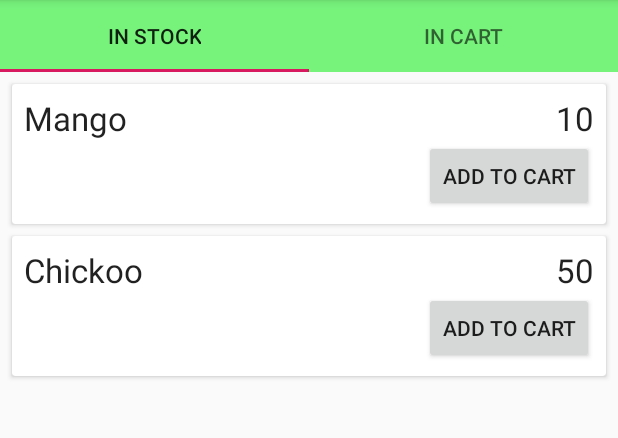
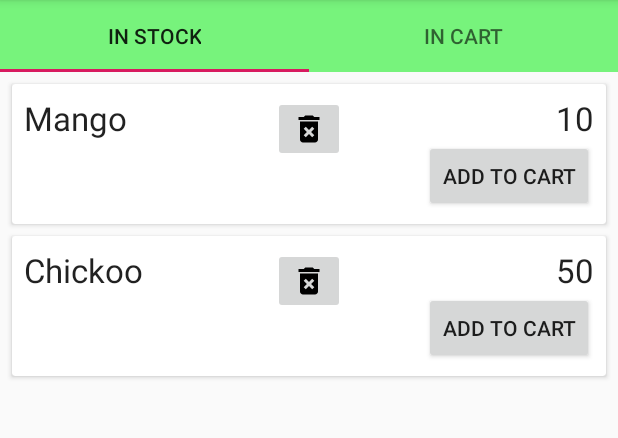
Before and after one commit to MilindAmrutkarCSS/FruitsStockApp, an Android app: the screen it shows after launch (MainActivity), on a phone screen of 412 x 824 dp, the part 84-522 px from its top. Run offline under Robolectric (Android 15) with nearby library versions, the phone set to English and light mode, and no system bars; our stand-ins replace ButterKnife, Room's generated code; 2 statements that could not run were skipped.

Commit message:
Implemented delete on delete button click and also now we can make changes on tap of a view

```diff
--- a/app/src/main/java/com/example/fruitsstockapp/adapters/FruitsInCartAdapter.java
+++ b/app/src/main/java/com/example/fruitsstockapp/adapters/FruitsInCartAdapter.java
@@ -43,7 +43,7 @@ public class FruitsInCartAdapter extends RecyclerView.Adapter<FruitsInCartAdapte
         holder.ibDeleteFromCart.setOnClickListener(new View.OnClickListener() {
             @Override
             public void onClick(View v) {
-                iFruitsInCartListener.onItemClick(fruit);
+                iFruitsInCartListener.updateFruit(fruit);
             }
         });
     }
--- a/app/src/main/java/com/example/fruitsstockapp/adapters/FruitsInStockAdapter.java
+++ b/app/src/main/java/com/example/fruitsstockapp/adapters/FruitsInStockAdapter.java
@@ -9,25 +9,24 @@ import android.widget.ImageButton;
 import android.widget.TextView;
 
 import com.example.fruitsstockapp.R;
-import com.example.fruitsstockapp.interfaces.IFruitsInCartListener;
+import com.example.fruitsstockapp.interfaces.IFruitsInStockListener;
 import com.example.fruitsstockapp.model.Fruit;
 
 import java.util.List;
 
 import androidx.annotation.NonNull;
-import androidx.fragment.app.Fragment;
 import androidx.recyclerview.widget.RecyclerView;
 
 public class FruitsInStockAdapter extends RecyclerView.Adapter<FruitsInStockAdapter.FruitHolder> {
 
     private Context context;
     private List<Fruit> fruitList;
-    private IFruitsInCartListener iFruitsInCartListener;
+    private IFruitsInStockListener iFruitsInStockListener;
 
-    public FruitsInStockAdapter(Context context, List<Fruit> fruitList, IFruitsInCartListener iFruitsInCartListener) {
+    public FruitsInStockAdapter(Context context, List<Fruit> fruitList, IFruitsInStockListener iFruitsInStockListener) {
         this.context = context;
         this.fruitList = fruitList;
-        this.iFruitsInCartListener = iFruitsInCartListener;
+        this.iFruitsInStockListener = iFruitsInStockListener;
     }
 
     @NonNull
@@ -45,7 +44,19 @@ public class FruitsInStockAdapter extends RecyclerView.Adapter<FruitsInStockAdap
         holder.btnAddToCart.setOnClickListener(new View.OnClickListener() {
             @Override
             public void onClick(View v) {
-                iFruitsInCartListener.onItemClick(fruit);
+                iFruitsInStockListener.addToCart(fruit);
+            }
+        });
+        holder.ibRemoveFromStock.setOnClickListener(new View.OnClickListener() {
+            @Override
+            public void onClick(View v) {
+                iFruitsInStockListener.deleteFruit(fruit);
+            }
+        });
+        holder.itemView.setOnClickListener(new View.OnClickListener() {
+            @Override
+            public void onClick(View v) {
+                iFruitsInStockListener.updateFruit(fruit);
             }
         });
 
@@ -66,12 +77,14 @@ public class FruitsInStockAdapter extends RecyclerView.Adapter<FruitsInStockAdap
         private TextView tvFruitName;
         private TextView tvFruitStockCount;
         private Button btnAddToCart;
+        private ImageButton ibRemoveFromStock;
 
         public FruitHolder(@NonNull View itemView) {
             super(itemView);
             tvFruitName = itemView.findViewById(R.id.tvFruitName);
             tvFruitStockCount = itemView.findViewById(R.id.tvFruitStockCount);
             btnAddToCart = itemView.findViewById(R.id.btnAddToCart);
+            ibRemoveFromStock = itemView.findViewById(R.id.ibDeleteFromStock);
         }
     }
 }
--- a/app/src/main/java/com/example/fruitsstockapp/interfaces/IFruitsInCartListener.java
+++ b/app/src/main/java/com/example/fruitsstockapp/interfaces/IFruitsInStockListener.java
@@ -2,8 +2,12 @@ package com.example.fruitsstockapp.interfaces;
 
 import com.example.fruitsstockapp.model.Fruit;
 
-public interface IFruitsInCartListener {
+public interface IFruitsInStockListener {
 
-    void onItemClick(Fruit fruit);
+    void addToCart(Fruit fruit);
+
+    void deleteFruit(Fruit fruit);
+
+    void updateFruit(Fruit fruit);
 
 }
--- /dev/null
+++ b/app/src/main/res/drawable/ic_delete_forever.xml
@@ -0,0 +1,9 @@
+<vector xmlns:android="http://schemas.android.com/apk/res/android"
+        android:width="24dp"
+        android:height="24dp"
+        android:viewportWidth="24.0"
+        android:viewportHeight="24.0">
+    <path
+        android:fillColor="#FF000000"
+        android:pathData="M6,19c0,1.1 0.9,2 2,2h8c1.1,0 2,-0.9 2,-2L18,7L6,7v12zM8.46,11.88l1.41,-1.41L12,12.59l2.12,-2.12 1.41,1.41L13.41,14l2.12,2.12 -1.41,1.41L12,15.41l-2.12,2.12 -1.41,-1.41L10.59,14l-2.13,-2.12zM15.5,4l-1,-1h-5l-1,1L5,4v2h14L19,4z"/>
+</vector>
--- a/app/src/main/res/layout/fruits_stock_list.xml
+++ b/app/src/main/res/layout/fruits_stock_list.xml
@@ -1,31 +1,37 @@
 <?xml version="1.0" encoding="utf-8"?>
-<androidx.cardview.widget.CardView
-    xmlns:android="http://schemas.android.com/apk/res/android"
+<androidx.cardview.widget.CardView xmlns:android="http://schemas.android.com/apk/res/android"
     android:layout_width="match_parent"
     android:layout_height="wrap_content"
+    android:layout_marginLeft="8dp"
     android:layout_marginTop="8dp"
-    android:layout_marginRight="8dp"
-    android:layout_marginLeft="8dp">
+    android:layout_marginRight="8dp">
 
     <RelativeLayout
-        android:padding="8dp"
         android:layout_width="match_parent"
-        android:layout_height="wrap_content">
+        android:layout_height="wrap_content"
+        android:padding="8dp">
 
         <TextView
             android:id="@+id/tvFruitName"
             android:layout_width="wrap_content"
             android:layout_height="wrap_content"
             android:hint="@string/fruit_name"
-            android:textAppearance="@style/TextAppearance.AppCompat.Large"/>
+            android:textAppearance="@style/TextAppearance.AppCompat.Large" />
+
+        <ImageButton
+            android:id="@+id/ibDeleteFromStock"
+            android:layout_width="wrap_content"
+            android:layout_height="wrap_content"
+            android:layout_centerHorizontal="true"
+            android:src="@drawable/ic_delete_forever" />
 
         <TextView
             android:id="@+id/tvFruitStockCount"
             android:layout_width="wrap_content"
             android:layout_height="wrap_content"
+            android:layout_alignParentEnd="true"
             android:hint="@string/fruit_count"
-            android:textAppearance="@style/TextAppearance.AppCompat.Large"
-            android:layout_alignParentEnd="true"/>
+            android:textAppearance="@style/TextAppearance.AppCompat.Large" />
 
         <Button
             android:id="@+id/btnAddToCart"
@@ -33,7 +39,7 @@
             android:layout_height="wrap_content"
             android:layout_below="@id/tvFruitStockCount"
             android:layout_alignParentEnd="true"
-            android:text="Add to cart"/>
+            android:text="Add to cart" />
 
     </RelativeLayout>
 
```
Also changed, not shown: app/src/main/java/com/example/fruitsstockapp/ui/FruitsInCartFragment.java (+7 -8 lines), app/src/main/java/com/example/fruitsstockapp/ui/FruitsInStockFragment.java (+58 -2 lines).
